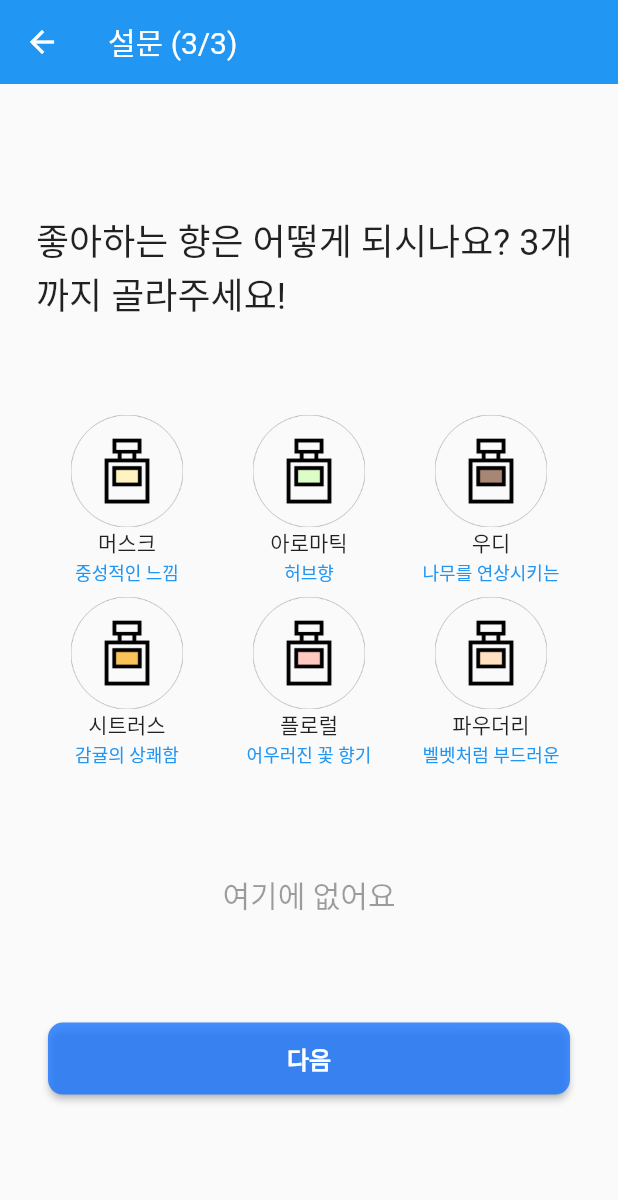
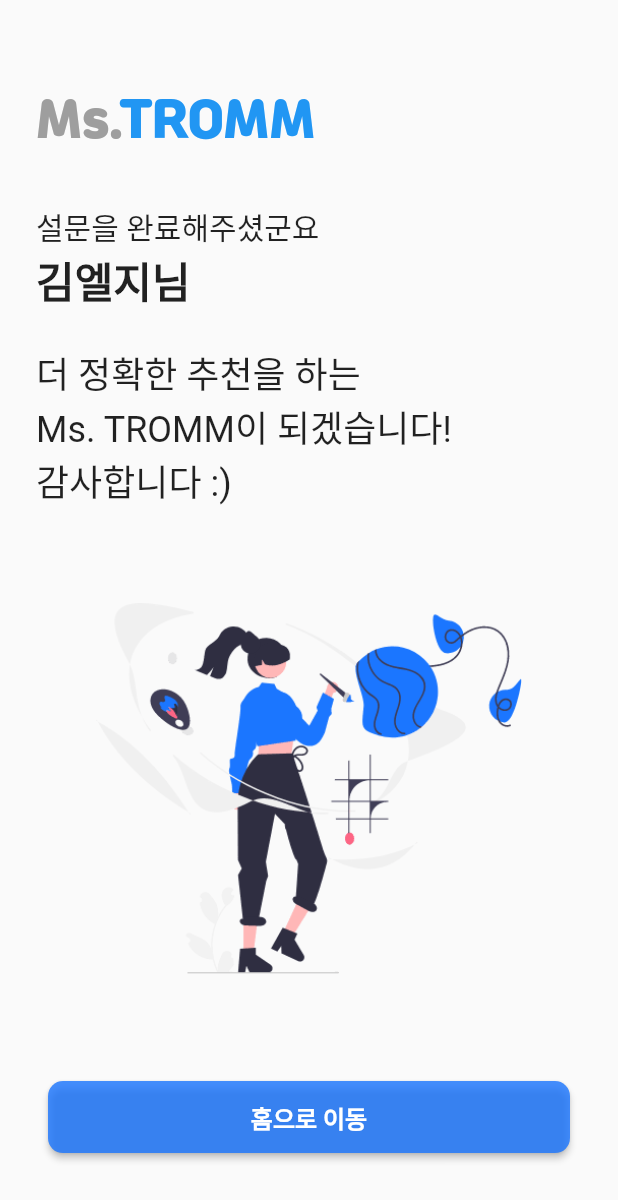
Before and after one commit to Ms-TROMM/FlutterApp, a Flutter app: the SurveyStepThree screen opened directly, after a tap on "다음", on a phone screen of 412 x 824 dp. Shown: the top 1200 px of the screen. Run offline on Flutter 3.47's test engine with Material 2 defaults, Android fonts, the light colour scheme and no system bars; our stand-ins replace page_view_indicators, settings_ui; Roboto replaces fonts that are missing (jalnan).

Commit message:
add survey done page

```diff
--- /dev/null
+++ b/lib/ui/survey/survey_done.dart
@@ -0,0 +1,53 @@
+import 'package:flutter/cupertino.dart';
+import 'package:flutter/material.dart';
+import 'package:ms_tromm/ui/home/home.dart';
+import 'package:ms_tromm/ui/widgets/logo.dart';
+import 'package:ms_tromm/ui/widgets/tromm_button.dart';
+
+class SurveyDonePage extends StatefulWidget {
+  const SurveyDonePage({Key? key}) : super(key: key);
+
+  @override
+  _SurveyDonePageState createState() => _SurveyDonePageState();
+}
+
+class _SurveyDonePageState extends State<SurveyDonePage> {
+  @override
+  Widget build(BuildContext context) {
+    return Scaffold(
+      body: Padding(
+        padding: const EdgeInsets.all(24),
+        child: Column(
+          crossAxisAlignment: CrossAxisAlignment.start,
+          mainAxisAlignment: MainAxisAlignment.spaceEvenly,
+          children: [
+            const Logo(edgeInsets: EdgeInsets.fromLTRB(0, 16, 0, 16)),
+            Column(crossAxisAlignment: CrossAxisAlignment.start, children: [
+              Text('설문을 완료해주셨군요', style: Theme.of(context).textTheme.headline6),
+              const Text('김엘지님',
+                  style: TextStyle(fontWeight: FontWeight.bold, fontSize: 28))
+            ]),
+            Text(
+              '더 정확한 추천을 하는 \nMs. TROMM이 되겠습니다!\n감사합니다 :)',
+              style: Theme.of(context).textTheme.headline5,
+            ),
+            Padding(
+              padding: const EdgeInsets.all(40.0),
+              child: Image.asset('assets/images/survey_done.png',
+                  fit: BoxFit.fill),
+            ),
+            TrommButton(
+              onPressed: () {
+                Navigator.push(
+                    context,
+                    MaterialPageRoute(
+                        builder: (context) => const HomePage()));
+              },
+              text: '홈으로 이동',
+            )
+          ],
+        ),
+      ),
+    );
+  }
+}
--- a/lib/ui/survey/survey_step_3.dart
+++ b/lib/ui/survey/survey_step_3.dart
@@ -1,5 +1,6 @@
 import 'package:flutter/cupertino.dart';
 import 'package:flutter/material.dart';
+import 'package:ms_tromm/ui/survey/survey_done.dart';
 import 'package:ms_tromm/ui/widgets/tromm_button.dart';
 
 class SurveyStepThree extends StatefulWidget {
@@ -74,6 +75,10 @@ class _SurveyStepThreeState extends State<SurveyStepThree> {
             TrommButton(
               onPressed: () {
                 // move onto next screen
+                Navigator.push(
+                    context,
+                    MaterialPageRoute(
+                        builder: (context) => const SurveyDonePage()));
               },
               text: '다음',
             )
```
Also changed, not shown: assets/images/survey_done.png (added).
